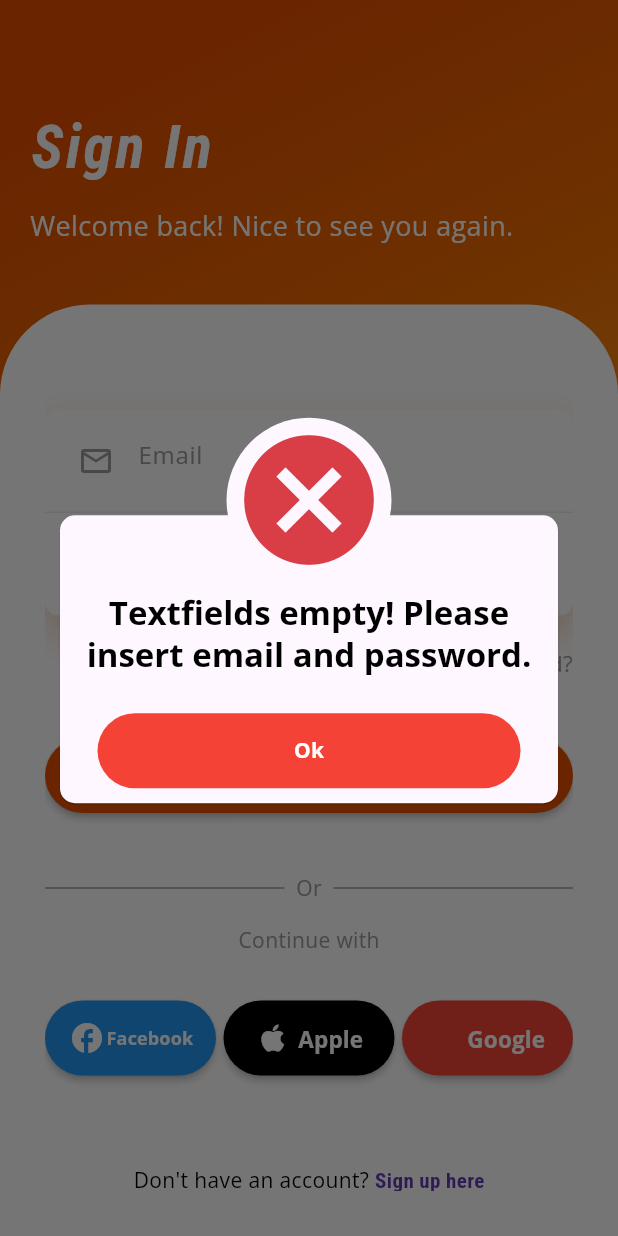
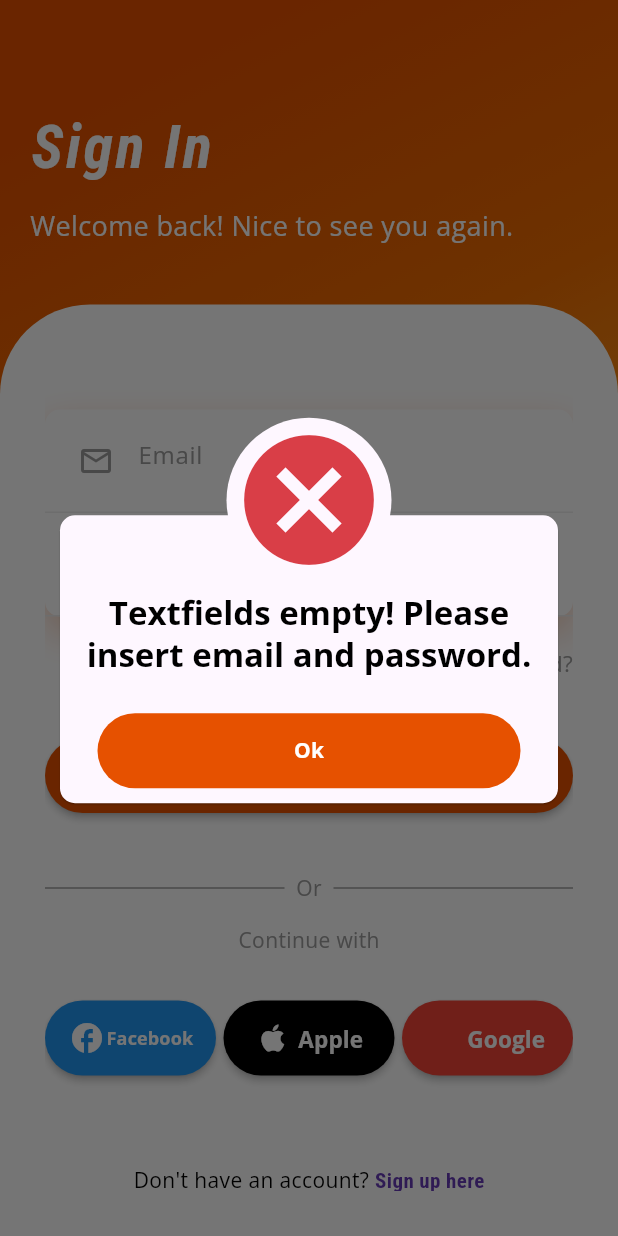
Before and after one commit to rapunschel/quizme, a Flutter app: the screen it shows after launch, after a tap on "Login", on a phone screen of 412 x 824 dp. Run offline on Flutter 3.47's test engine with Material 2 defaults, Android fonts, the phone set to English and light mode, and no system bars; our stand-ins replace animate_do, awesome_dialog, cloud_firestore, community_material_icon, firebase_auth, firebase_core and 1 more; accounts and stored records are empty.

Commit message:
updated button color

```diff
--- a/lib/screens/login_screen.dart
+++ b/lib/screens/login_screen.dart
@@ -30,7 +30,7 @@ class _LoginScreenState extends State<LoginScreen> {
         animType: AnimType.topSlide,
         showCloseIcon: true,
         title: 'Textfields empty! Please insert email and password.',
-        btnOkColor: Colors.red,
+        btnOkColor: Colors.orange[900],
         btnOkOnPress: () {},
       ).show();
     } else {
```
